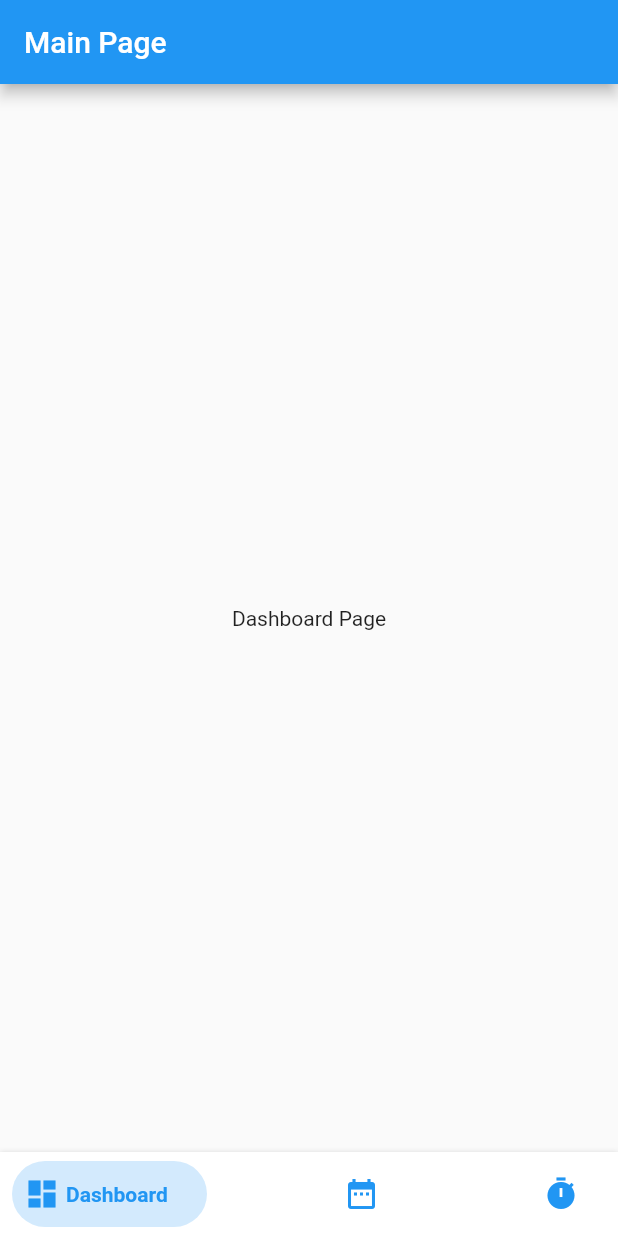
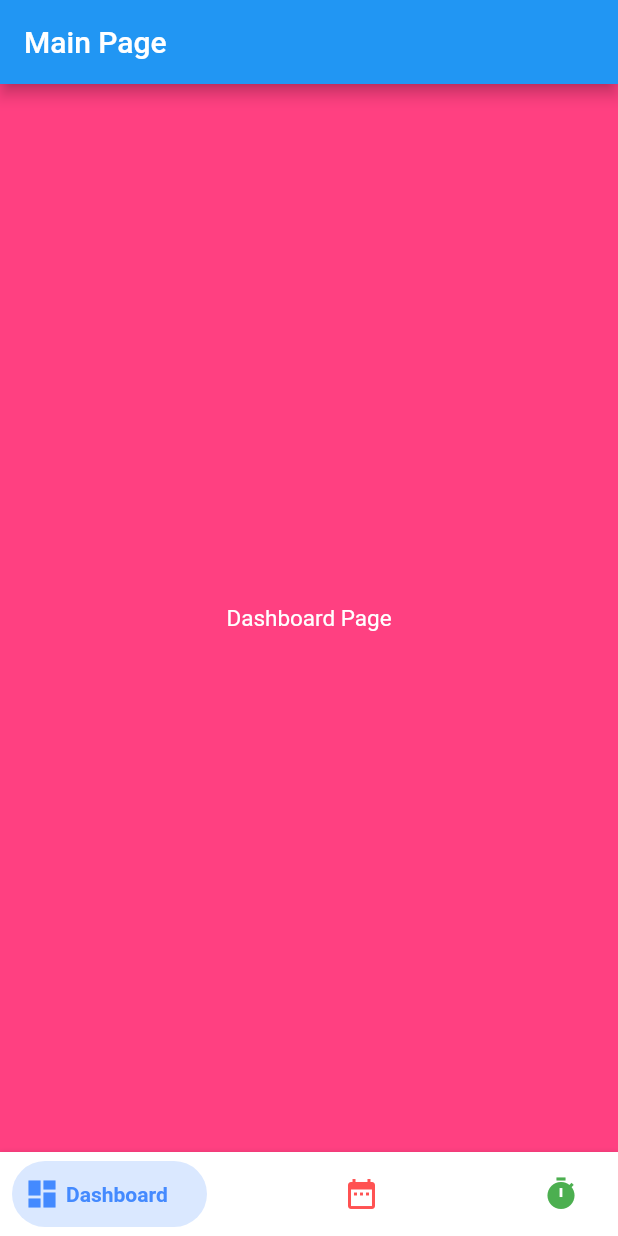
Before and after one commit to indahsz/flutter_19552011219, a Flutter app: the screen it shows after launch, on a phone screen of 412 x 824 dp. Run offline on Flutter 3.47's test engine with Material 2 defaults, Android fonts, the phone set to English and light mode, and no system bars; drawn by our look-alikes of bottom_navy_bar.

Commit message:
FINISH
alhamdulillah

```diff
--- a/lib/main.dart
+++ b/lib/main.dart
@@ -11,6 +11,7 @@ class MyApp extends StatelessWidget {
   @override
   Widget build(BuildContext context) {
     return MaterialApp(
+      debugShowCheckedModeBanner: false,
       home: MainPage(),
     );
   }
--- a/lib/pages/dashboard_page.dart
+++ b/lib/pages/dashboard_page.dart
@@ -11,8 +11,15 @@ class _DashboardPageState extends State<DashboardPage> {
   @override
   Widget build(BuildContext context) {
     return Scaffold(
+      backgroundColor: Colors.pinkAccent,
       body: Center(
-        child: Text('Dashboard Page'),
+        child: Text(
+          'Dashboard Page',
+          style: TextStyle(
+            color: Colors.white,
+            fontSize: 15,
+          ),
+        ),
       ),
     );
   }
--- a/lib/pages/main_page.dart
+++ b/lib/pages/main_page.dart
@@ -13,7 +13,7 @@ class MainPage extends StatefulWidget {
 
 class _MainPageState extends State<MainPage> {
   int _selectedPage = 0;
-  PageController _pageController = PageController();
+  final PageController _pageController = PageController();
 
   @override
   void dispose() {
@@ -46,9 +46,23 @@ class _MainPageState extends State<MainPage> {
         },
         items: <BottomNavyBarItem>[
           BottomNavyBarItem(
-              title: Text('Dashboard'), icon: Icon(Icons.dashboard)),
-          BottomNavyBarItem(title: Text('Date'), icon: Icon(Icons.date_range)),
-          BottomNavyBarItem(title: Text('Time'), icon: Icon(Icons.timer)),
+            title: Text('Dashboard'),
+            icon: Icon(Icons.dashboard),
+            activeColor: Colors.blueAccent,
+            inactiveColor: Colors.blueAccent,
+          ),
+          BottomNavyBarItem(
+            title: Text('Date'),
+            icon: Icon(Icons.date_range),
+            activeColor: Colors.redAccent,
+            inactiveColor: Colors.redAccent,
+          ),
+          BottomNavyBarItem(
+            title: Text('Time'),
+            icon: Icon(Icons.timer),
+            activeColor: Colors.green,
+            inactiveColor: Colors.green,
+          ),
         ],
       ),
     );
```
Also changed, not shown: lib/pages/time_page.dart (+38 -1 lines).
